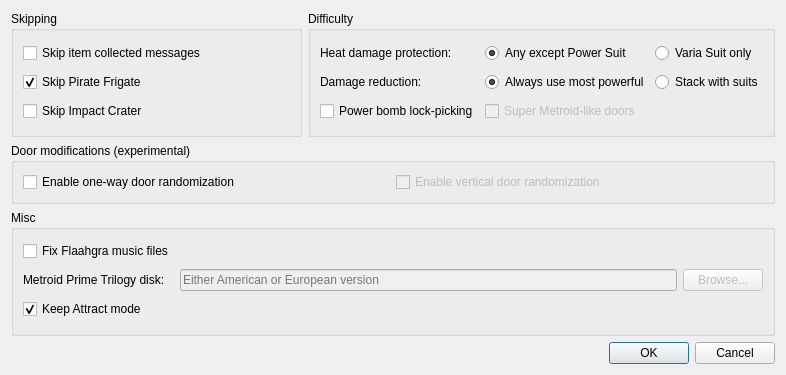
Above: DoorRandomizer/GUI/PatchSettings/patchsettingspanel.ui from YonicDev/mpdr before the change. Below: the same form after it.
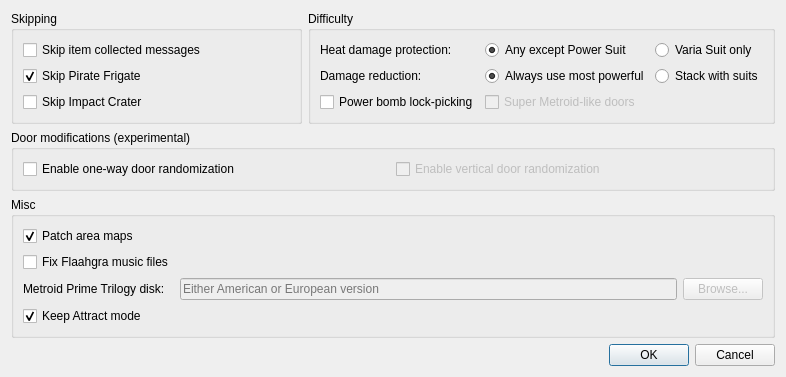
That is the form after the change.

Commit message: Add map patch

Diff of the .ui file:
```diff
--- a/DoorRandomizer/GUI/PatchSettings/patchsettingspanel.ui
+++ b/DoorRandomizer/GUI/PatchSettings/patchsettingspanel.ui
@@ -199,21 +199,31 @@
       <string>Misc</string>
      </property>
      <layout class="QGridLayout" name="gridLayout_2">
-      <item row="0" column="0">
-       <widget class="QCheckBox" name="checkBox_fixflaaghra">
-        <property name="text">
-         <string extracomment="Either &quot;to fix broken music files&quot; or &quot;to use the full version of Flaahgra's song&quot;">Fix Flaahgra music files</string>
-        </property>
-       </widget>
-      </item>
-      <item row="1" column="0">
+      <item row="2" column="0">
        <widget class="QLabel" name="label_3">
         <property name="text">
          <string extracomment="Where is the Metroid Prime Trilogy disk?">Metroid Prime Trilogy disk:</string>
         </property>
        </widget>
       </item>
-      <item row="1" column="1">
+      <item row="2" column="2">
+       <widget class="QPushButton" name="browseButton">
+        <property name="enabled">
+         <bool>false</bool>
+        </property>
+        <property name="text">
+         <string>Browse...</string>
+        </property>
+       </widget>
+      </item>
+      <item row="1" column="0">
+       <widget class="QCheckBox" name="checkBox_fixflaaghra">
+        <property name="text">
+         <string extracomment="Either &quot;to fix broken music files&quot; or &quot;to use the full version of Flaahgra's song&quot;">Fix Flaahgra music files</string>
+        </property>
+       </widget>
+      </item>
+      <item row="2" column="1">
        <widget class="QLineEdit" name="lineFlaaghra">
         <property name="enabled">
          <bool>false</bool>
@@ -223,17 +233,7 @@
         </property>
        </widget>
       </item>
-      <item row="1" column="2">
-       <widget class="QPushButton" name="browseButton">
-        <property name="enabled">
-         <bool>false</bool>
-        </property>
-        <property name="text">
-         <string>Browse...</string>
-        </property>
-       </widget>
-      </item>
-      <item row="2" column="0">
+      <item row="3" column="0">
        <widget class="QCheckBox" name="checkBox_keepattractmode">
         <property name="text">
          <string extracomment="To keep a series of videos that can be seen in the title screen after not pressing anything for a while.">Keep Attract mode</string>
@@ -243,6 +243,16 @@
         </property>
        </widget>
       </item>
+      <item row="0" column="0">
+       <widget class="QCheckBox" name="checkBox_patchmap">
+        <property name="text">
+         <string>Patch area maps</string>
+        </property>
+        <property name="checked">
+         <bool>true</bool>
+        </property>
+       </widget>
+      </item>
      </layout>
     </widget>
    </item>
```
The commit also changes 3 other files.
